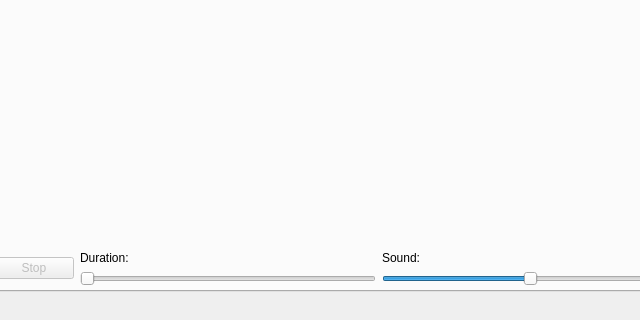
Old version of the form mainwindow.ui in the repository war/MultiStreamer; both pictures show x 197 to 837 and y 217 to 537 of the 1211 by 537 pixel window.
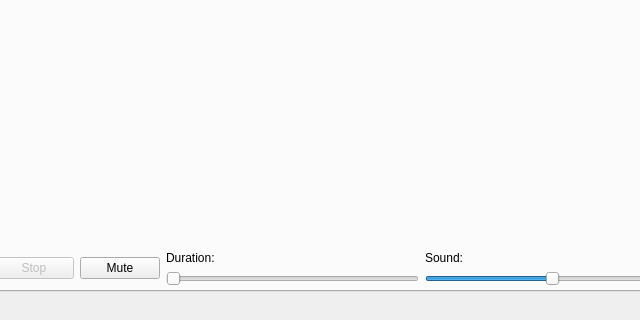
New version of the form.

Commit message: 13. add mute button

The edit to the form file:
```diff
--- a/mainwindow.ui
+++ b/mainwindow.ui
@@ -81,6 +81,16 @@
               </property>
              </widget>
             </item>
+            <item>
+             <widget class="QPushButton" name="muteBtn">
+              <property name="enabled">
+               <bool>true</bool>
+              </property>
+              <property name="text">
+               <string>Mute</string>
+              </property>
+             </widget>
+            </item>
             <item>
              <layout class="QVBoxLayout" name="verticalLayout">
               <item>
```
The commit also changes 3 other files.
